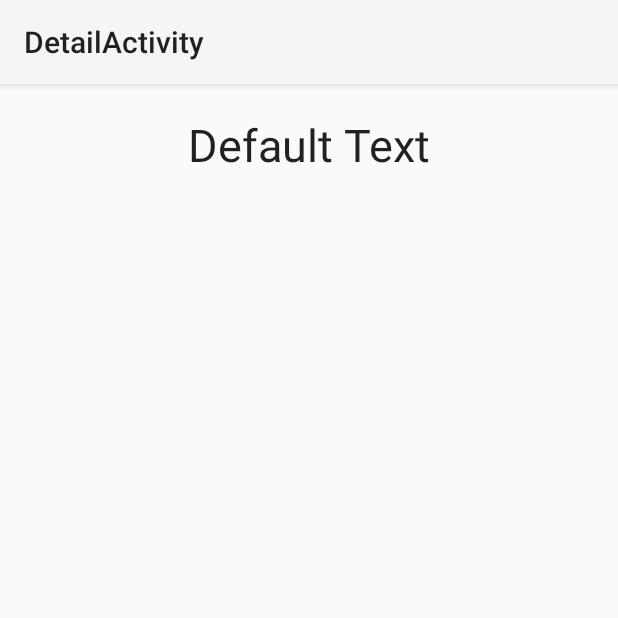
After one commit to kohunmin/RSSReader, an Android app: the DetailActivity screen opened directly, with no data from a screen before it, on a phone screen of 412 x 824 dp, the top half of it. The commit adds this screen. Run offline under Robolectric (Android 15) with nearby library versions, the phone set to English and light mode, and no system bars.

Commit message:
fragment-port 구현

```diff
--- a/app/src/main/AndroidManifest.xml
+++ b/app/src/main/AndroidManifest.xml
@@ -16,6 +16,8 @@
                 <category android:name="android.intent.category.LAUNCHER" />
             </intent-filter>
         </activity>
+        <activity android:name=".DetailActivity"
+            android:label="DetailActivity"></activity>
     </application>
 
 </manifest>
--- /dev/null
+++ b/app/src/main/java/rssfeed/android/example/com/rssreader/DetailActivity.java
@@ -0,0 +1,32 @@
+package rssfeed.android.example.com.rssreader;
+
+import android.app.Activity;
+import android.content.res.Configuration;
+import android.os.Bundle;
+
+/**
+ * Created by kohunmin on 2015. 4. 26..
+ */
+public class DetailActivity extends Activity{
+    public static final String EXTRA_URL = "url";
+
+    @Override
+    protected void onCreate(Bundle savedInstanceState) {
+        super.onCreate(savedInstanceState);
+
+        // Need to check if activity has been switched to landscape mode
+        // If yes, finished and go back to the start Activity
+        if( getResources().getConfiguration().orientation == Configuration.ORIENTATION_LANDSCAPE) {
+            finish();
+            return;
+        }
+        setContentView(R.layout.activity_detail);
+        Bundle extras = getIntent().getExtras();
+        if ( extras != null) {
+            String url = extras.getString(EXTRA_URL);
+            DetailFragment detailFragment = (DetailFragment) getFragmentManager()
+                    .findFragmentById(R.id.detailFragment);
+            detailFragment.setText(url);
+        }
+    }
+}
--- a/app/src/main/java/rssfeed/android/example/com/rssreader/RssfeedActivity.java
+++ b/app/src/main/java/rssfeed/android/example/com/rssreader/RssfeedActivity.java
@@ -1,6 +1,7 @@
 package rssfeed.android.example.com.rssreader;
 
 import android.app.Activity;
+import android.content.Intent;
 import android.os.Bundle;
 import android.view.Menu;
 import android.view.MenuItem;
@@ -20,6 +21,11 @@ public class RssfeedActivity extends Activity implements MyListFragment.OnItemSe
                 .findFragmentById(R.id.detailFragment);
             if(fragment != null  && fragment.isInLayout()) {
                 fragment.setText(link);
+            } else {
+                Intent intent = new Intent(getApplicationContext(),
+                        DetailActivity.class);
+                intent.putExtra(DetailActivity.EXTRA_URL, link);
+                startActivity(intent);
             }
     }
 }
--- /dev/null
+++ b/app/src/main/res/layout-port/activity_detail.xml
@@ -0,0 +1,13 @@
+<?xml version="1.0" encoding="utf-8"?>
+<LinearLayout xmlns:android="http://schemas.android.com/apk/res/android"
+    android:layout_width="match_parent"
+    android:layout_height="match_parent"
+    android:orientation="vertical" >
+
+    <fragment
+        android:id="@+id/detailFragment"
+        android:layout_width="match_parent"
+        android:layout_height="match_parent"
+        class="rssfeed.android.example.com.rssreader.DetailFragment" />
+
+</LinearLayout>
```
Also changed, not shown: app/src/main/res/layout-port/activity_rssfeed.xml (added, +13 -0 lines).
